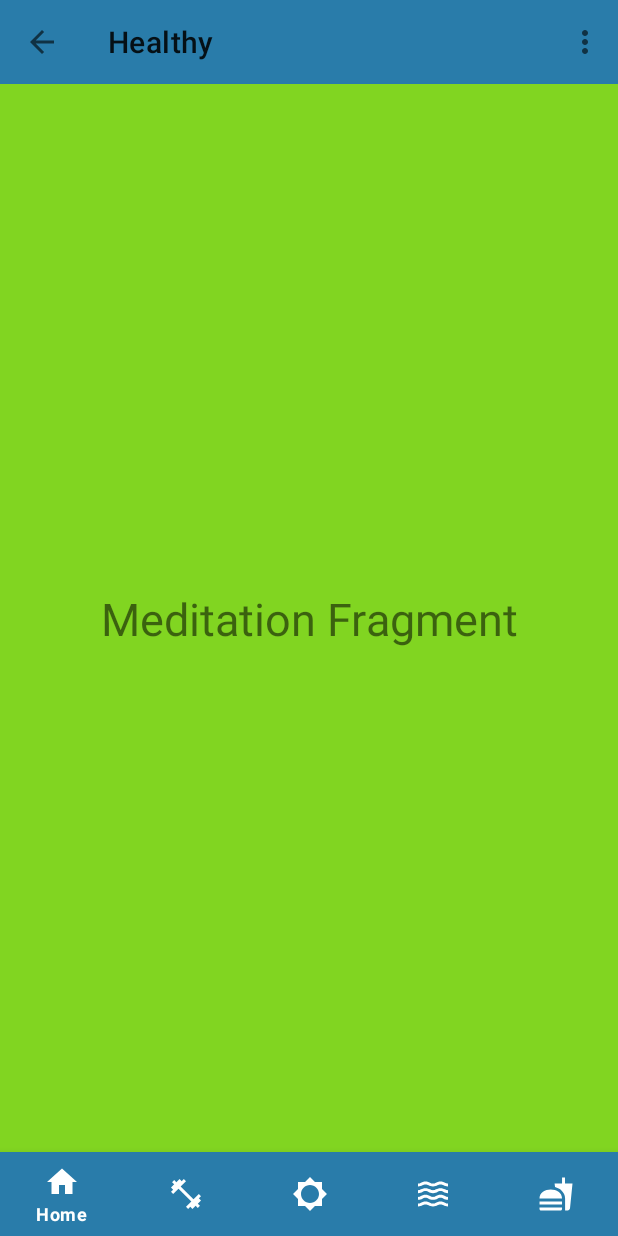
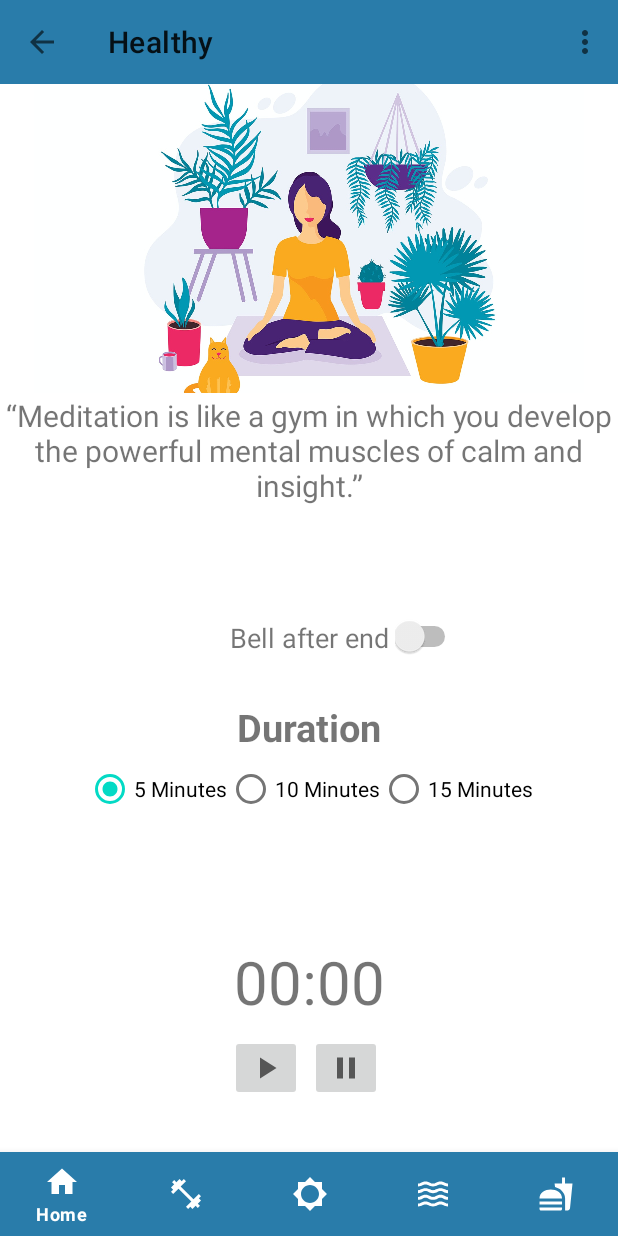
Before and after one commit to Ranteidz/Healthy, an Android app: the fragment MeditationFragment placed in its activity, on a phone screen of 412 x 824 dp. Run offline under Robolectric (Android 15) with nearby library versions, the phone set to English and light mode, and no system bars.

Commit message:
meditation design

```diff
--- /dev/null
+++ b/app/src/main/res/drawable/ic_pause_24.xml
@@ -0,0 +1,10 @@
+<vector xmlns:android="http://schemas.android.com/apk/res/android"
+    android:width="24dp"
+    android:height="24dp"
+    android:viewportWidth="24"
+    android:viewportHeight="24"
+    android:tint="?attr/colorControlNormal">
+  <path
+      android:fillColor="@android:color/white"
+      android:pathData="M6,19h4L10,5L6,5v14zM14,5v14h4L18,5h-4z"/>
+</vector>
--- /dev/null
+++ b/app/src/main/res/drawable/ic_play_arrow_24.xml
@@ -0,0 +1,10 @@
+<vector xmlns:android="http://schemas.android.com/apk/res/android"
+    android:width="24dp"
+    android:height="24dp"
+    android:viewportWidth="24"
+    android:viewportHeight="24"
+    android:tint="?attr/colorControlNormal">
+  <path
+      android:fillColor="@android:color/white"
+      android:pathData="M8,5v14l11,-7z"/>
+</vector>
--- a/app/src/main/res/layout/activity_settings.xml
+++ b/app/src/main/res/layout/activity_settings.xml
@@ -23,4 +23,6 @@
         app:layout_constraintTop_toTopOf="parent"
         tools:layout_editor_absoluteX="-16dp" />
 
+
+
 </androidx.constraintlayout.widget.ConstraintLayout>
--- a/app/src/main/res/layout/fragment_meditation.xml
+++ b/app/src/main/res/layout/fragment_meditation.xml
@@ -6,21 +6,138 @@
     xmlns:tools="http://schemas.android.com/tools"
     android:layout_width="match_parent"
     android:layout_height="match_parent"
-    tools:context=".fragments.MeditationFragment"
-    android:background="#81D521">
+    android:background="@color/white"
+    tools:context=".fragments.MeditationFragment">
 
-    <!-- TODO: Update blank fragment layout -->
+
+    <ImageView
+        android:id="@+id/imageView2"
+        android:layout_width="412dp"
+        android:layout_height="206dp"
+        android:src="@drawable/meditation"
+        app:layout_constraintEnd_toEndOf="parent"
+        app:layout_constraintHorizontal_bias="1.0"
+        app:layout_constraintStart_toStartOf="parent"
+        app:layout_constraintTop_toTopOf="parent" />
+
     <TextView
-        android:id="@+id/tvFirstFragment"
-        android:layout_width="wrap_content"
+        android:id="@+id/editTextTextPersonName"
+        android:layout_width="match_parent"
         android:layout_height="wrap_content"
-        android:text="Meditation Fragment"
-        android:textSize="30dp"
-        app:layout_constraintBottom_toBottomOf="parent"
+        android:layout_marginTop="1dp"
+        android:ems="10"
+        android:text="@string/meditation_qoute"
+
+        android:textAlignment="center"
+        android:textSize="20sp"
         app:layout_constraintEnd_toEndOf="parent"
         app:layout_constraintHorizontal_bias="0.5"
         app:layout_constraintStart_toStartOf="parent"
-        app:layout_constraintTop_toTopOf="parent"
-        />
+        app:layout_constraintTop_toBottomOf="@+id/imageView2" />
+
+    <TextView
+        android:id="@+id/textView3"
+        android:layout_width="wrap_content"
+        android:layout_height="wrap_content"
+        android:layout_marginTop="75dp"
+        android:text="Bell after end"
+        android:textSize="18sp"
+
+        app:layout_constraintEnd_toEndOf="parent"
+        app:layout_constraintHorizontal_bias="0.5"
+        app:layout_constraintStart_toStartOf="parent"
+        app:layout_constraintTop_toBottomOf="@+id/editTextTextPersonName" />
+
+    <Switch
+        android:id="@+id/meditation_switch"
+        android:layout_width="44dp"
+        android:layout_height="21dp"
+        android:layout_marginStart="4dp"
+        android:layout_marginTop="73dp"
+        app:layout_constraintStart_toEndOf="@+id/textView3"
+        app:layout_constraintTop_toBottomOf="@+id/editTextTextPersonName" />
+
+    <TextView
+        android:id="@+id/textView4"
+        android:layout_width="wrap_content"
+        android:layout_height="wrap_content"
+        android:layout_marginTop="30dp"
+        android:text="@string/meditation_duration"
+        android:textSize="25sp"
+        android:textStyle="bold"
+        app:layout_constraintEnd_toEndOf="parent"
+        app:layout_constraintStart_toStartOf="parent"
+        app:layout_constraintTop_toBottomOf="@+id/textView3" />
+
+    <RadioGroup
+        android:id="@+id/meditation_rgroup"
+        android:layout_width="wrap_content"
+        android:layout_height="wrap_content"
+        android:orientation="horizontal"
+
+
+        app:layout_constraintEnd_toEndOf="parent"
+        app:layout_constraintHorizontal_bias="0.5"
+        app:layout_constraintStart_toStartOf="parent"
+        app:layout_constraintTop_toBottomOf="@+id/textView4">
+
+        <RadioButton
+            android:id="@+id/meditaion_radio_5min"
+            android:layout_width="match_parent"
+            android:layout_height="match_parent"
+            android:checked="true"
+            android:text="5 Minutes"></RadioButton>
+
+        <RadioButton
+            android:id="@+id/meditaion_radio_10min"
+            android:layout_width="match_parent"
+            android:layout_height="match_parent"
+            android:text="10 Minutes"></RadioButton>
+
+        <RadioButton
+            android:id="@+id/meditaion_radio_15min"
+            android:layout_width="match_parent"
+            android:layout_height="match_parent"
+            android:text="15 Minutes"></RadioButton>
+    </RadioGroup>
+
+    <ImageButton
+        android:id="@+id/button3"
+        android:layout_width="wrap_content"
+        android:layout_height="wrap_content"
+        android:layout_marginTop="140dp"
+        android:layout_marginEnd="124dp"
+        android:src="@drawable/ic_pause_24"
+        android:text="Button"
+        app:layout_constraintEnd_toEndOf="parent"
+        app:layout_constraintHorizontal_bias="0.861"
+        app:layout_constraintStart_toStartOf="parent"
+        app:layout_constraintTop_toBottomOf="@+id/meditation_rgroup" />
+
+    <ImageButton
+        android:id="@+id/button2"
+        android:layout_width="wrap_content"
+        android:layout_height="wrap_content"
+
+        android:layout_marginTop="140dp"
+        android:src="@drawable/ic_play_arrow_24"
+        app:layout_constraintEnd_toEndOf="parent"
+        app:layout_constraintEnd_toStartOf="@+id/button3"
+        app:layout_constraintHorizontal_bias="0.966"
+        app:layout_constraintStart_toStartOf="parent"
+        app:layout_constraintTop_toBottomOf="@+id/meditation_rgroup" />
+
+    <TextView
+        android:id="@+id/textView5"
+        android:layout_width="wrap_content"
+        android:layout_height="wrap_content"
+        android:layout_marginTop="77dp"
+        android:text="00:00"
+        android:textSize="40sp"
+        app:layout_constraintEnd_toEndOf="parent"
+        app:layout_constraintHorizontal_bias="0.5"
+        app:layout_constraintStart_toStartOf="parent"
+        app:layout_constraintTop_toBottomOf="@+id/meditation_rgroup" />
+
 
 </androidx.constraintlayout.widget.ConstraintLayout>
--- a/app/src/main/res/layout/fragment_water.xml
+++ b/app/src/main/res/layout/fragment_water.xml
@@ -6,7 +6,7 @@
     android:layout_width="match_parent"
     android:layout_height="match_parent"
     tools:context=".fragments.WaterFragment"
-    android:background="@color/purple_700">
+  >
 
     <!-- TODO: Update blank fragment layout -->
     <TextView
@@ -22,4 +22,5 @@
         app:layout_constraintTop_toTopOf="parent"
         />
 
+
 </androidx.constraintlayout.widget.ConstraintLayout>
--- a/app/src/main/res/values/strings.xml
+++ b/app/src/main/res/values/strings.xml
@@ -33,5 +33,7 @@
     <string name="home">Home</string>
     <string name="water">Water</string>
     <string name="fasting">Fasting</string>
+    <string name="meditation_qoute">“Meditation is like a gym in which you develop the powerful mental muscles of calm and insight.”</string>
+    <string name="meditation_duration">Duration</string>
 
 </resources>
```
Also changed, not shown: app/src/main/res/drawable/meditation.jpg (added), app/src/main/res/drawable/waterbackground.jpg (added).
